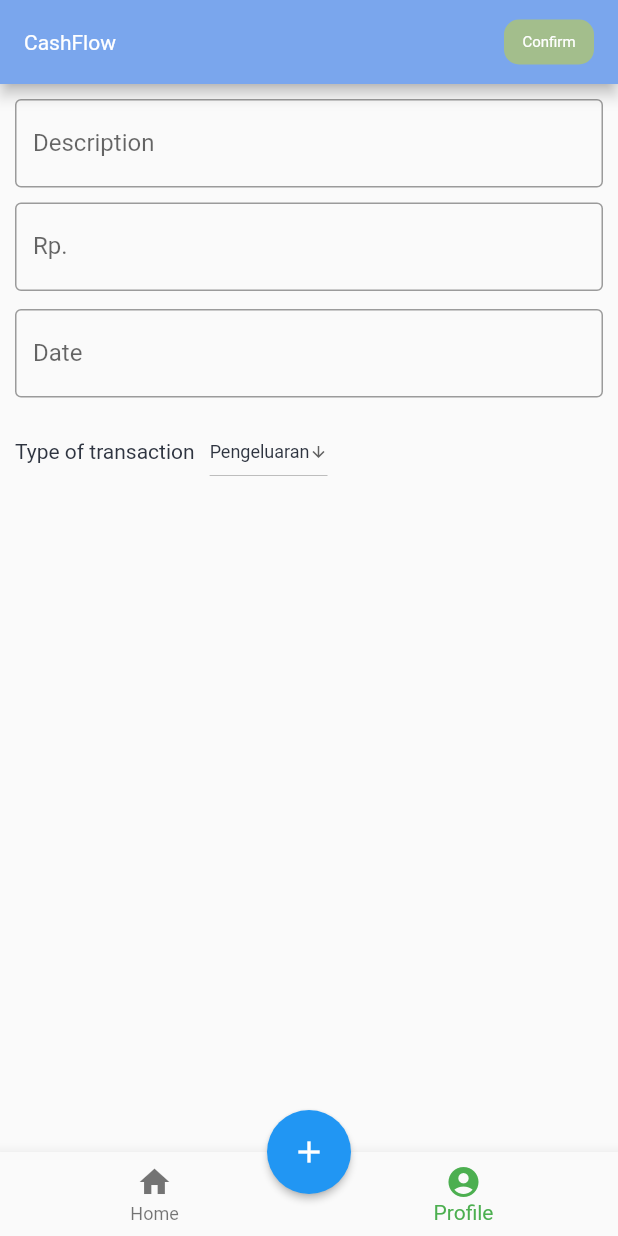
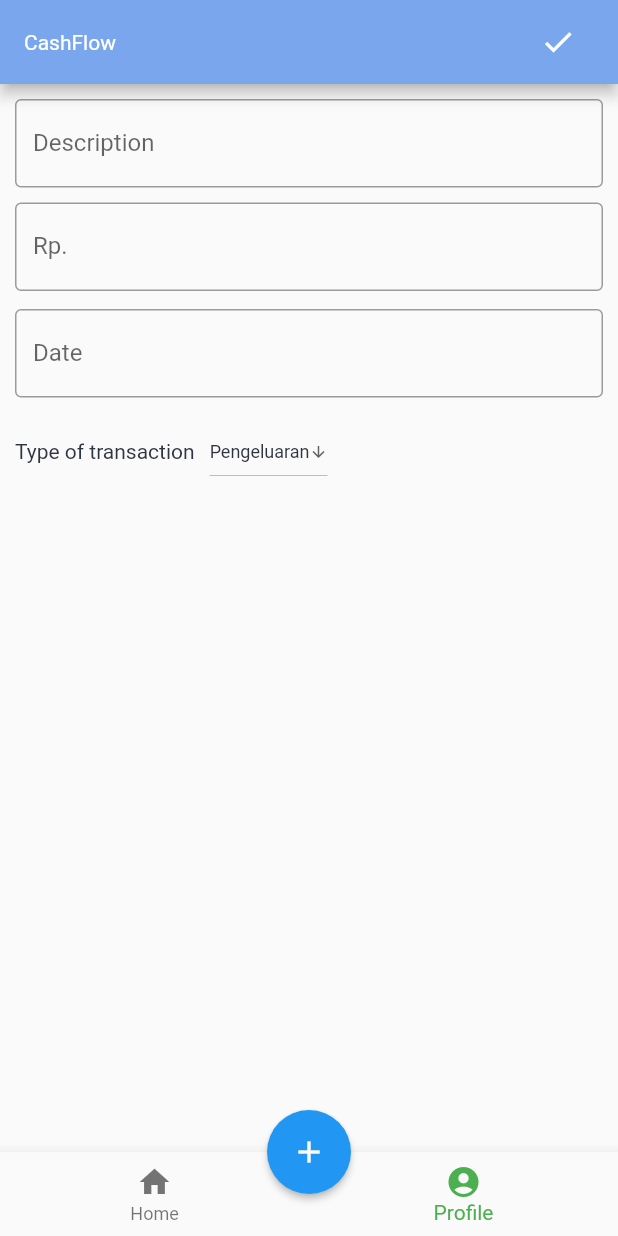
Before and after one commit to aldihsuhandi/cashflow, a Flutter app: the screen it shows after launch, item 2 of the bottom bar chosen, after a tap on the "add" icon, on a phone screen of 412 x 824 dp. Run offline on Flutter 3.47's test engine with Material 2 defaults, Android fonts, the phone set to English and light mode, and no system bars; our stand-ins replace hexcolor, sqflite; accounts and stored records are empty.

Commit message:
rework ui progress

```diff
--- a/lib/main.dart
+++ b/lib/main.dart
@@ -1,8 +1,7 @@
-import 'package:cashflow/view/mainview.dart';
 import 'package:flutter/material.dart';
 import 'package:hexcolor/hexcolor.dart';
 
-import 'package:cashflow/view/home.dart';
+import 'package:cashflow/view/mainview.dart';
 
 void main() async {
   runApp(
--- a/lib/view/add.dart
+++ b/lib/view/add.dart
@@ -5,23 +5,15 @@ import 'package:flutter/material.dart';
 import 'package:cashflow/controller/entrycontroller.dart';
 import 'package:intl/intl.dart';
 
-class AddView extends StatelessWidget {
-  const AddView({Key? key}) : super(key: key);
+class AddView extends StatefulWidget {
+  final Function() notifyPageView;
+  const AddView({Key? key, required this.notifyPageView}) : super(key: key);
 
   @override
-  Widget build(BuildContext context) {
-    return const AddScreen();
-  }
+  State<AddView> createState() => _AddView();
 }
 
-class AddScreen extends StatefulWidget {
-  const AddScreen({Key? key}) : super(key: key);
-
-  @override
-  State<AddScreen> createState() => _AddScreen();
-}
-
-class _AddScreen extends State<AddScreen> {
+class _AddView extends State<AddView> {
   final EntryController _ec = EntryController();
   final dateFormat = DateFormat("dd MMMM yyyy");
 
@@ -71,6 +63,14 @@ class _AddScreen extends State<AddScreen> {
 
     _ec.insert(descriptionController.text, int.parse(moneyController.text),
         typeVal, date!);
+
+    widget.notifyPageView();
+    descriptionController.text = "";
+    moneyController.text = "";
+    dateController.text = "";
+    date = null;
+
+    FocusScope.of(context).unfocus();
   }
 
   _selectDate(BuildContext context) async {
@@ -102,19 +102,16 @@ class _AddScreen extends State<AddScreen> {
                 "CashFlow",
                 style: TextStyle(fontSize: 14),
               ),
-              Container(
-                width: 60,
-                height: 30,
-                decoration: const BoxDecoration(
-                  borderRadius: BorderRadius.all(Radius.circular(10)),
-                  color: Color(0xffa3be8c),
+              IconButton(
+                onPressed: () {
+                  insert(context);
+                },
+                icon: const Icon(
+                  Icons.check,
+                  color: Colors.white,
                 ),
-                child: TextButton(
-                    onPressed: () {
-                      insert(context);
-                    },
-                    child: const Text("Confirm",
-                        style: TextStyle(color: Colors.white, fontSize: 10))),
+                // child: const Text("Confirm",
+                //     style: TextStyle(color: Colors.white, fontSize: 10))),
               ),
             ],
           ),
--- a/lib/view/home.dart
+++ b/lib/view/home.dart
@@ -2,20 +2,23 @@ import 'package:flutter/material.dart';
 import 'package:intl/intl.dart';
 
 import 'package:cashflow/view/update.dart';
-import 'package:cashflow/view/add.dart';
-import 'package:cashflow/view/widget/sidepanel.dart';
 
 import 'package:cashflow/controller/entrycontroller.dart';
 
 import 'package:cashflow/model/entry.dart';
 
 class HomePage extends StatefulWidget {
-  const HomePage({Key? key}) : super(key: key);
+  HomePage({Key? key}) : super(key: key);
+  late _HomePageState homepagestate;
 
   @override
+  // ignore: no_logic_in_create_state
   State<StatefulWidget> createState() {
-    return _HomePageState();
+    homepagestate = _HomePageState();
+    return homepagestate;
   }
+
+  getState() => homepagestate;
 }
 
 class _HomePageState extends State<HomePage> {
@@ -130,7 +133,13 @@ class _HomePageState extends State<HomePage> {
                               crossAxisAlignment: CrossAxisAlignment.end,
                               mainAxisAlignment: MainAxisAlignment.spaceEvenly,
                               children: [
-                                Text("Rp." + money.toString()),
+                                Text(
+                                  "Rp." + money.toString(),
+                                  style: TextStyle(
+                                      color: type == "Pengeluaran"
+                                          ? Colors.red
+                                          : Colors.green),
+                                ),
                                 const SizedBox(
                                   height: 5,
                                 ),
--- a/lib/view/mainview.dart
+++ b/lib/view/mainview.dart
@@ -15,16 +15,19 @@ class _MainView extends State<MainView> {
   int _selectedIndex = 0;
   final PageController _bodyController = PageController();
 
-  final List<Widget> _pageOptions = [
-    const HomePage(),
-    SummaryView(),
-    const AddView(),
-  ];
+  // final List<Widget> _pageOptions = [
+  //   HomePage(),
+  //   SummaryView(),
+  //   AddView(notifyPageView: (){
+  //     setState(() {
+
+  //     });
+  //   },),
+  // ];
 
   void _onTapped(int index) {
     setState(() {
-      int len = _pageOptions.length - 1;
-      if (index < len) {
+      if (index < 2) {
         _selectedIndex = index;
       }
       _bodyController.animateToPage(index,
@@ -38,7 +41,13 @@ class _MainView extends State<MainView> {
       resizeToAvoidBottomInset: false,
       body: PageView(
         controller: _bodyController,
-        children: _pageOptions,
+        children: [
+          HomePage(),
+          SummaryView(),
+          AddView(notifyPageView: () {
+            _onTapped(0);
+          })
+        ],
       ),
       floatingActionButtonLocation: FloatingActionButtonLocation.centerDocked,
       floatingActionButton: FloatingActionButton(
@@ -51,6 +60,8 @@ class _MainView extends State<MainView> {
       bottomNavigationBar: BottomNavigationBar(
         items: const <BottomNavigationBarItem>[
           BottomNavigationBarItem(
+            // color: Theme.of(context).backgroundColor,
+            backgroundColor: Color(0xff7aa6ed),
             icon: Icon(Icons.home),
             label: 'Home',
           ),
--- a/lib/view/summary.dart
+++ b/lib/view/summary.dart
@@ -7,6 +7,8 @@ import 'package:cashflow/controller/entrycontroller.dart';
 
 class SummaryView extends StatelessWidget {
   final EntryController _ec = EntryController();
+
+  SummaryView({Key? key}) : super(key: key);
 
   @override
   Widget build(BuildContext context) {
```
